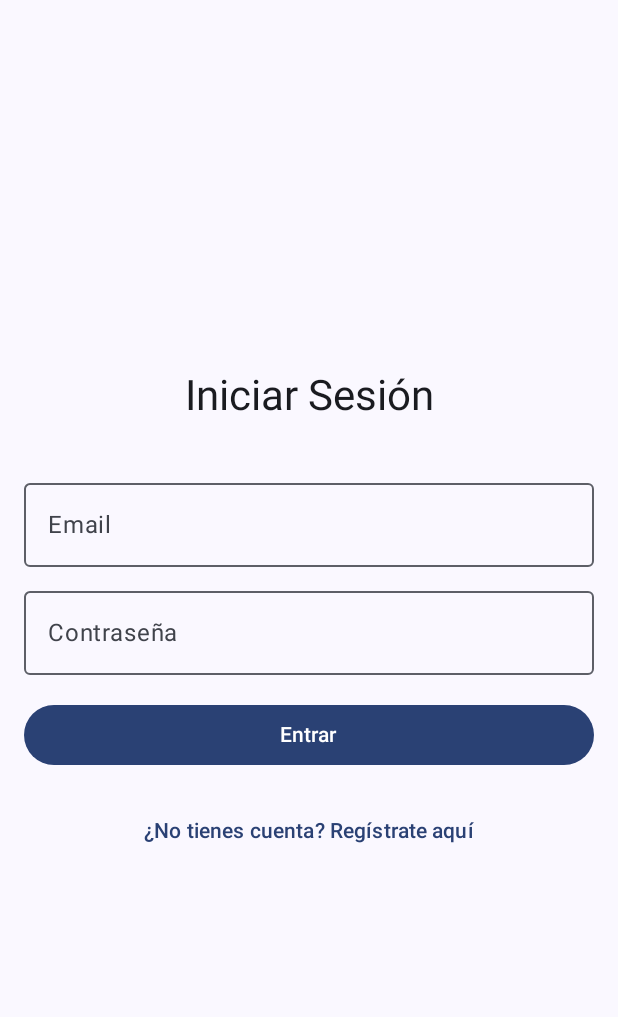
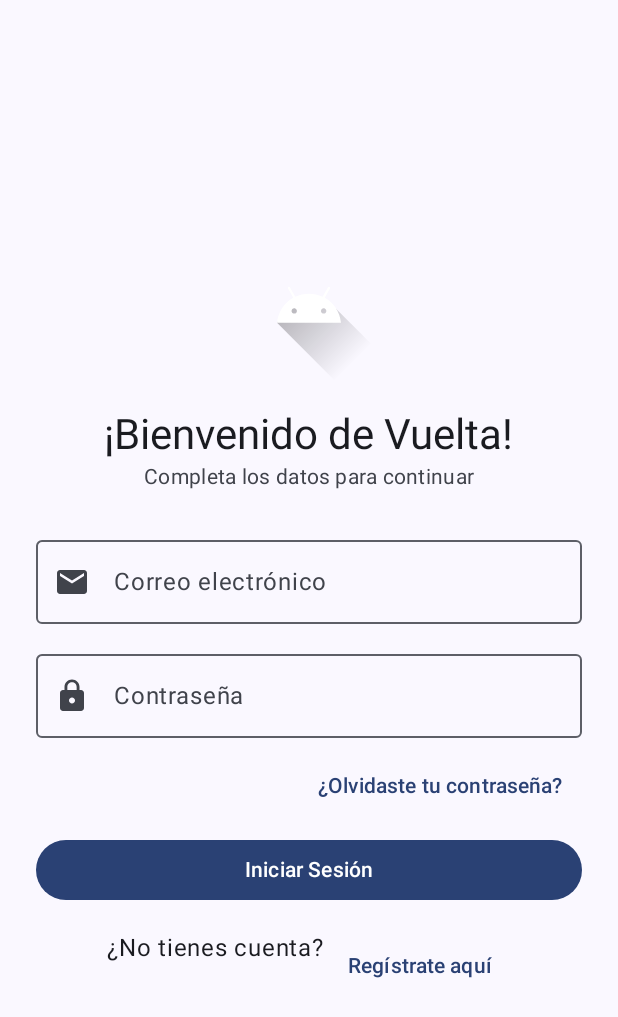
Before and after one commit to palateo8967/iceManagment, an Android app built with Jetpack Compose: the composable Login shown on its own in the app's theme, on a phone screen of 412 x 824 dp. Shown: the top 1017 px of the screen. Run offline under Robolectric (Android 15) with nearby library versions, the phone set to English and light mode, and no system bars; our stand-ins replace Dagger/Hilt's generated code, Firebase (no records; nobody signed in at launch, a user with empty details on screens opened directly); 1 statement that could not run was skipped.

Commit message:
Cambio de diseño en el login(Probar

```diff
--- /dev/null
+++ b/app/src/main/java/com/icerojects/icemanagment/ui/components/AppLogo.kt
@@ -0,0 +1,18 @@
+package com.icerojects.icemanagment.ui.components
+
+import androidx.compose.foundation.Image
+import androidx.compose.foundation.layout.size
+import androidx.compose.runtime.Composable
+import androidx.compose.ui.Modifier
+import androidx.compose.ui.res.painterResource
+import androidx.compose.ui.unit.dp
+import com.icerojects.icemanagment.R
+
+@Composable
+fun AppLogo(modifier: Modifier = Modifier) {
+    Image(
+        painter = painterResource(id = R.drawable.ic_launcher_foreground), // tu logo en drawable
+        contentDescription = "Logo IceManagement",
+        modifier = modifier.size(100.dp)
+    )
+}
--- /dev/null
+++ b/app/src/main/java/com/icerojects/icemanagment/ui/components/IconTextFIle.kt
@@ -0,0 +1,36 @@
+package com.icerojects.icemanagment.ui.components
+
+import androidx.compose.foundation.text.KeyboardOptions
+import androidx.compose.material3.OutlinedTextField
+import androidx.compose.material3.Text
+import androidx.compose.runtime.Composable
+import androidx.compose.ui.Modifier
+import androidx.compose.ui.text.input.VisualTransformation
+import androidx.compose.ui.unit.dp
+import androidx.compose.foundation.layout.fillMaxWidth
+import androidx.compose.material3.Icon
+import androidx.compose.ui.graphics.vector.ImageVector
+
+@Composable
+fun IconTextField(
+    value: String,
+    onValueChange: (String) -> Unit,
+    label: String,
+    icon: ImageVector,
+    modifier: Modifier = Modifier,
+    isError: Boolean = false,
+    visualTransformation: VisualTransformation = VisualTransformation.None,
+    keyboardOptions: KeyboardOptions = KeyboardOptions.Default
+) {
+    OutlinedTextField(
+        value = value,
+        onValueChange = onValueChange,
+        label = { Text(label) },
+        leadingIcon = { Icon(imageVector = icon, contentDescription = null) },
+        modifier = modifier.fillMaxWidth(),
+        isError = isError,
+        visualTransformation = visualTransformation,
+        keyboardOptions = keyboardOptions,
+        singleLine = true
+    )
+}
--- a/app/src/main/java/com/icerojects/icemanagment/ui/navigation/AppNavigation.kt
+++ b/app/src/main/java/com/icerojects/icemanagment/ui/navigation/AppNavigation.kt
@@ -16,11 +16,13 @@ import com.icerojects.icemanagment.ui.screens.sesionScreens.Login
 import com.icerojects.icemanagment.ui.screens.sesionScreens.NewAccount
 
 sealed class AppScreen(val route: String) {
+
     object Presentation : AppScreen("presentation")
     object Inter : AppScreen("inter")
     object Login : AppScreen("login")
     object NewAccount : AppScreen("newAccount")
     object Home : AppScreen("homeScreen")
+
 }
 
 @Composable
--- a/app/src/main/java/com/icerojects/icemanagment/ui/screens/sesionScreens/loginScreen.kt
+++ b/app/src/main/java/com/icerojects/icemanagment/ui/screens/sesionScreens/loginScreen.kt
@@ -1,137 +1,137 @@
 package com.icerojects.icemanagment.ui.screens.sesionScreens
 
-import androidx.compose.foundation.layout.Arrangement
-import androidx.compose.foundation.layout.Column
-import androidx.compose.foundation.layout.Spacer
-import androidx.compose.foundation.layout.fillMaxSize
-import androidx.compose.foundation.layout.fillMaxWidth
-import androidx.compose.foundation.layout.height
-import androidx.compose.foundation.layout.padding
-import androidx.compose.material3.Button
-import androidx.compose.material3.CircularProgressIndicator
-import androidx.compose.material3.MaterialTheme
-import androidx.compose.material3.OutlinedTextField
-import androidx.compose.material3.Text
-import androidx.compose.material3.TextButton
-import androidx.compose.runtime.Composable
-import androidx.compose.runtime.DisposableEffect
-import androidx.compose.runtime.LaunchedEffect
-import androidx.compose.runtime.getValue
+import androidx.compose.foundation.layout.*
+import androidx.compose.foundation.text.KeyboardOptions
+import androidx.compose.material.icons.Icons
+import androidx.compose.material.icons.filled.Email
+import androidx.compose.material.icons.filled.Lock
+import androidx.compose.material3.*
+import androidx.compose.runtime.*
 import androidx.compose.ui.Alignment
 import androidx.compose.ui.Modifier
 import androidx.compose.ui.text.input.PasswordVisualTransformation
+import androidx.compose.ui.text.input.KeyboardType
 import androidx.compose.ui.unit.dp
 import androidx.hilt.navigation.compose.hiltViewModel
 import androidx.navigation.NavHostController
 import com.icerojects.icemanagment.ui.screens.auth.AuthUiState
 import com.icerojects.icemanagment.ui.screens.auth.AuthViewModel
+import com.icerojects.icemanagment.ui.components.AppLogo
+import com.icerojects.icemanagment.ui.components.IconTextField
 
 @Composable
 fun Login(
-
     navController: NavHostController,
     authViewModel: AuthViewModel = hiltViewModel(),
-
-    ) {
-
+) {
     val uiState by authViewModel.authUiState
 
-    LaunchedEffect(uiState){
-
-        if(uiState is AuthUiState.Success){
-
+    LaunchedEffect(uiState) {
+        if (uiState is AuthUiState.Success) {
             navController.navigate("homeScreen")
             authViewModel.resetFormAndUiState()
-
         }
-
     }
 
-    DisposableEffect(Unit){
-
-        onDispose {
-
-            authViewModel.resetFormAndUiState()
-
-        }
-
+    DisposableEffect(Unit) {
+        onDispose { authViewModel.resetFormAndUiState() }
     }
 
     Column(
-
         modifier = Modifier
             .fillMaxSize()
-            .padding(16.dp),
+            .padding(24.dp),
         verticalArrangement = Arrangement.Center,
         horizontalAlignment = Alignment.CenterHorizontally
+    ) {
+        // 🔹 Logo
+        AppLogo()
+        Spacer(modifier = Modifier.height(16.dp))
 
-    ) {
+        // 🔹 Bienvenida
+        Text("¡Bienvenido de Vuelta!", style = MaterialTheme.typography.headlineMedium)
+        Text(
+            "Completa los datos para continuar",
+            style = MaterialTheme.typography.bodyMedium,
+            color = MaterialTheme.colorScheme.onSurfaceVariant
+        )
+        Spacer(modifier = Modifier.height(24.dp))
 
-        Text("Iniciar Sesión", style = MaterialTheme.typography.headlineMedium)
-        Spacer(modifier = Modifier.height(32.dp))
-
-        OutlinedTextField(
-
+        // 🔹 Email
+        IconTextField(
             value = authViewModel.email.value,
             onValueChange = { authViewModel.email.value = it },
-            label = { Text("Email") },
-            modifier = Modifier.fillMaxWidth(),
-            isError = uiState is AuthUiState.Error
+            label = "Correo electrónico",
+            icon = Icons.Default.Email,
+            isError = uiState is AuthUiState.Error,
+            keyboardOptions = KeyboardOptions(keyboardType = KeyboardType.Email)
+        )
 
+        Spacer(modifier = Modifier.height(12.dp))
+
+        // 🔹 Contraseña
+        IconTextField(
+            value = authViewModel.password.value,
+            onValueChange = { authViewModel.password.value = it },
+            label = "Contraseña",
+            icon = Icons.Default.Lock,
+            isError = uiState is AuthUiState.Error,
+            visualTransformation = PasswordVisualTransformation()
         )
 
         Spacer(modifier = Modifier.height(8.dp))
 
-        OutlinedTextField(
+        // 🔹 ¿Olvidaste tu contraseña?
+        Row(
+            modifier = Modifier.fillMaxWidth(),
+            horizontalArrangement = Arrangement.End
+        ) {
+            TextButton(onClick = { /* de momento no hace nada */ }) {
+                Text("¿Olvidaste tu contraseña?")
+            }
+        }
 
-            value = authViewModel.password.value,
-            onValueChange = { authViewModel.password.value = it },
-            label = { Text("Contraseña") },
-            visualTransformation = PasswordVisualTransformation(),
-            modifier = Modifier.fillMaxWidth(),
-            isError = uiState is AuthUiState.Error
+        Spacer(modifier = Modifier.height(8.dp))
 
-        )
+        // 🔹 Botón principal
+        if (uiState is AuthUiState.Loading) {
+            CircularProgressIndicator()
+        } else {
+            Button(
+                onClick = { authViewModel.signIn() },
+                modifier = Modifier.fillMaxWidth()
+            ) {
+                Text("Iniciar Sesión")
+            }
+        }
 
         Spacer(modifier = Modifier.height(16.dp))
 
-        if (uiState is AuthUiState.Loading) {
-
-            CircularProgressIndicator()
-
-        } else {
-
-            Button(
-
-                onClick = { authViewModel.signIn() },
-                modifier = Modifier.fillMaxWidth()
-
+        // 🔹 Link de registro
+        Row(
+            horizontalArrangement = Arrangement.Center,
+            modifier = Modifier.fillMaxWidth()
+        ) {
+            Text("¿No tienes cuenta?")
+            Spacer(modifier = Modifier.width(4.dp))
+            TextButton(
+                onClick = {
+                    authViewModel.resetFormAndUiState()
+                    navController.navigate("newAccount")
+                }
             ) {
-                Text("Entrar")
+                Text("Regístrate aquí")
             }
         }
 
+        // 🔹 Mensaje de error
         if (uiState is AuthUiState.Error) {
-
             Spacer(modifier = Modifier.height(8.dp))
             Text(
                 text = (uiState as AuthUiState.Error).message,
                 color = MaterialTheme.colorScheme.error,
                 style = MaterialTheme.typography.bodySmall
             )
-
-        }
-
-        Spacer(modifier = Modifier.height(16.dp))
-
-        TextButton(onClick = {
-
-            authViewModel.resetFormAndUiState() // Limpia estado antes de ir a registro
-            navController.navigate("newAccount")
-
-        }) {
-            Text("¿No tienes cuenta? Regístrate aquí")
         }
     }
-
 }
```
